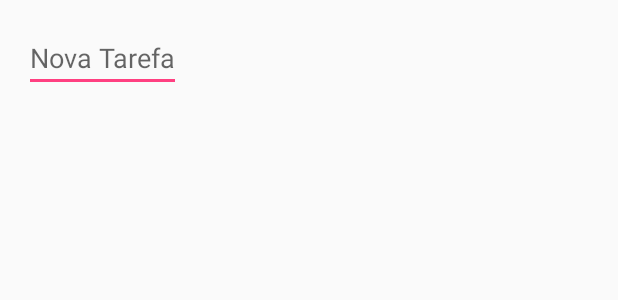
After one commit to gamartins/RepeatedTasks, an Android app: the layout dialog_new_task.xml on its own in the app's theme, with its tools: preview values and no code run, on a phone screen of 412 x 824 dp. The commit adds this screen. Shown: the top 300 px of the screen. Run offline under Robolectric (Android 15) with nearby library versions, the phone set to English and light mode, and no system bars.

Commit message:
Inserido botão para adicionar tarefas

```diff
--- a/app/src/main/java/br/com/martinsdev/repeatedtaks/model/SingletonTaskList.java
+++ b/app/src/main/java/br/com/martinsdev/repeatedtaks/model/SingletonTaskList.java
@@ -35,6 +35,10 @@ public class SingletonTaskList {
         SingletonTaskList.tasks = tasks;
     }
 
+    public static void addTask(Task task){
+        tasks.add(task);
+    }
+
     public static void resetTasks(){
         Task task01 = new Task("Academia");
         Task task02 = new Task("Pós-Graduação");
--- /dev/null
+++ b/app/src/main/res/layout/dialog_new_task.xml
@@ -0,0 +1,15 @@
+<?xml version="1.0" encoding="utf-8"?>
+<LinearLayout xmlns:android="http://schemas.android.com/apk/res/android"
+    android:orientation="vertical"
+    android:layout_width="wrap_content"
+    android:layout_height="wrap_content">
+
+    <EditText
+        android:id="@+id/input_subject_name"
+        android:inputType="text"
+        android:layout_margin="16dp"
+        android:hint="@string/nova_tarefa"
+        android:layout_width="match_parent"
+        android:layout_height="match_parent" />
+
+</LinearLayout>
--- a/app/src/main/res/values/strings.xml
+++ b/app/src/main/res/values/strings.xml
@@ -1,4 +1,5 @@
 <resources>
     <string name="app_name">Repeated Taks</string>
     <string name="task_name">Nome da Tarefa</string>
+    <string name="nova_tarefa">Nova Tarefa</string>
 </resources>
--- a/build.gradle
+++ b/build.gradle
@@ -5,7 +5,7 @@ buildscript {
         jcenter()
     }
     dependencies {
-        classpath 'com.android.tools.build:gradle:2.2.1'
+        classpath 'com.android.tools.build:gradle:2.2.2'
 
         // NOTE: Do not place your application dependencies here; they belong
         // in the individual module build.gradle files
```
Also changed, not shown: app/src/main/java/br/com/martinsdev/repeatedtaks/MainActivity.java (+31 -2 lines), app/src/main/java/br/com/martinsdev/repeatedtaks/NewTaskDialog.java (added, +65 -0 lines), app/src/main/res/layout/activity_main.xml (+12 -2 lines), app/src/main/res/drawable/ic_add_white_24dp.png (added).
